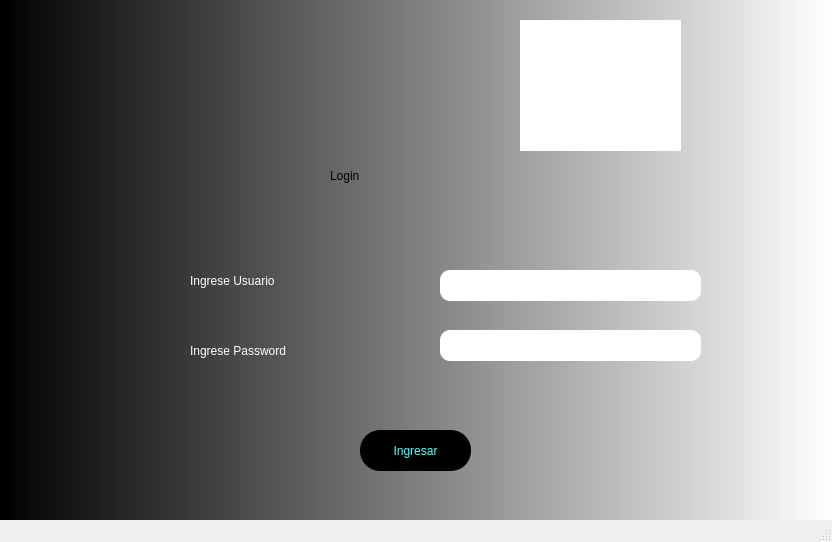
First picture: the form in Fase_2/Backend/Frontend/Paginas/Login.ui, repository NatalyDuarte/-EDD_2S-BatallaNaval_202001570, before the edit.
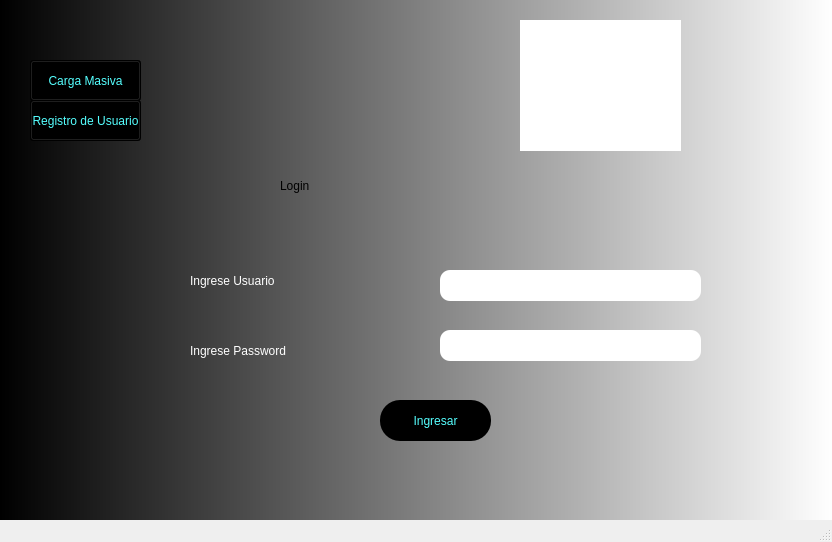
Second picture: the form after the edit. Icons and pictures are not drawn.

```diff
--- a/Fase_2/Backend/Frontend/Paginas/Login.ui
+++ b/Fase_2/Backend/Frontend/Paginas/Login.ui
@@ -21,10 +21,10 @@
    <widget class="QLabel" name="label">
     <property name="geometry">
      <rect>
-      <x>330</x>
+      <x>280</x>
       <y>140</y>
-      <width>171</width>
-      <height>71</height>
+      <width>191</width>
+      <height>91</height>
      </rect>
     </property>
     <property name="styleSheet">
@@ -98,8 +98,8 @@
    <widget class="QPushButton" name="pushButton">
     <property name="geometry">
      <rect>
-      <x>360</x>
-      <y>430</y>
+      <x>380</x>
+      <y>400</y>
       <width>111</width>
       <height>41</height>
      </rect>
@@ -148,6 +148,40 @@
      <string/>
     </property>
    </widget>
+   <widget class="QPushButton" name="pushButton_2">
+    <property name="geometry">
+     <rect>
+      <x>30</x>
+      <y>60</y>
+      <width>111</width>
+      <height>41</height>
+     </rect>
+    </property>
+    <property name="styleSheet">
+     <string notr="true">background-color: rgb(0, 0, 0);
+color: rgb(85, 255, 255);</string>
+    </property>
+    <property name="text">
+     <string>Carga Masiva</string>
+    </property>
+   </widget>
+   <widget class="QPushButton" name="pushButton_3">
+    <property name="geometry">
+     <rect>
+      <x>30</x>
+      <y>100</y>
+      <width>111</width>
+      <height>41</height>
+     </rect>
+    </property>
+    <property name="styleSheet">
+     <string notr="true">background-color: rgb(0, 0, 0);
+color: rgb(85, 255, 255);</string>
+    </property>
+    <property name="text">
+     <string>Registro de Usuario</string>
+    </property>
+   </widget>
   </widget>
   <widget class="QMenuBar" name="menubar">
    <property name="geometry">
```
Left out of the diff: 3 changed lines with no effect on the pictures.
